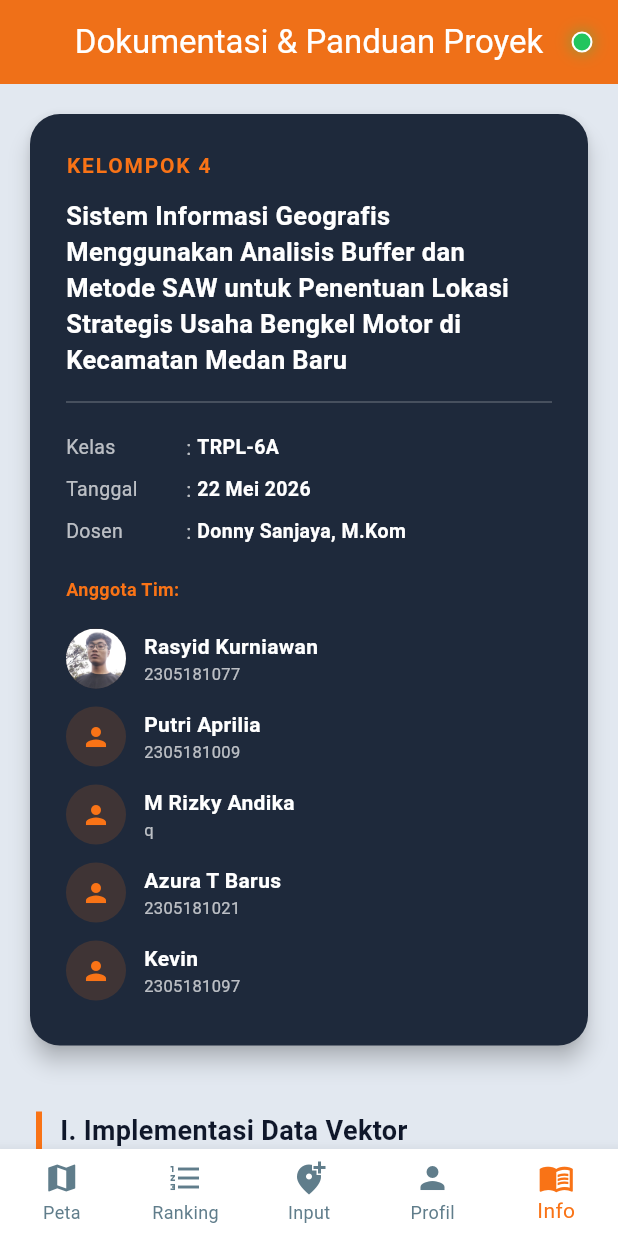
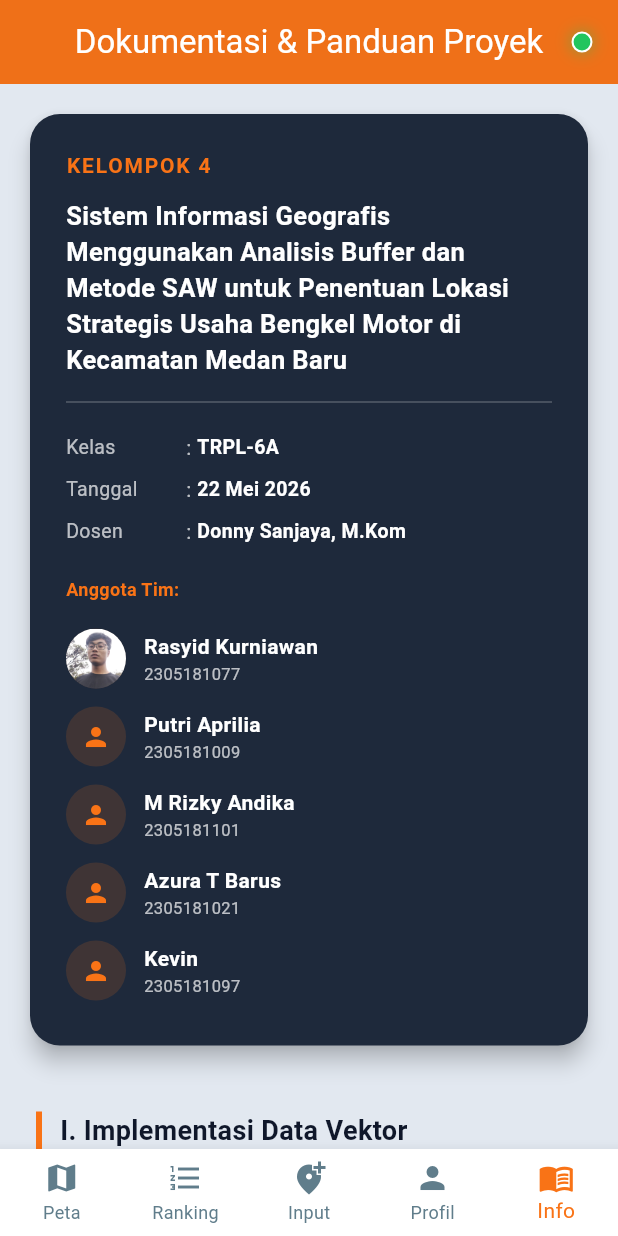
Before and after one commit to krasyid822/sig_bengkel_motor_medan_baru, a Flutter app: the screen it shows after launch, item 5 of the bottom bar chosen, on a phone screen of 412 x 824 dp. Run offline on Flutter 3.47's test engine with Material 3 defaults, Android fonts, the light colour scheme and no system bars; our stand-ins replace camera, csv, file_picker, flutter_dotenv, flutter_map, geocoding and 6 more; missing offline and left inert: receive_sharing_intent; accounts and stored records are empty; network calls fail; statements that could not run were skipped.

```diff
--- a/lib/ui/documentation_page.dart
+++ b/lib/ui/documentation_page.dart
@@ -194,7 +194,7 @@ class DocumentationPage extends StatelessWidget {
             SizedBox(height: 12),
             _TeamMemberRow(name: 'Rasyid Kurniawan', nim: '2305181077', imagePath: 'assets/images/rasyid.jpeg'),
             _TeamMemberRow(name: 'Putri Aprilia', nim: '2305181009', imagePath: ''),
-            _TeamMemberRow(name: 'M Rizky Andika', nim: 'q', imagePath: ''),
+            _TeamMemberRow(name: 'M Rizky Andika', nim: '2305181101', imagePath: ''),
             _TeamMemberRow(name: 'Azura T Barus', nim: '2305181021', imagePath: ''),
             _TeamMemberRow(name: 'Kevin', nim: '2305181097', imagePath: ''),
           ],
```
Also changed, not shown: 2 other files.
